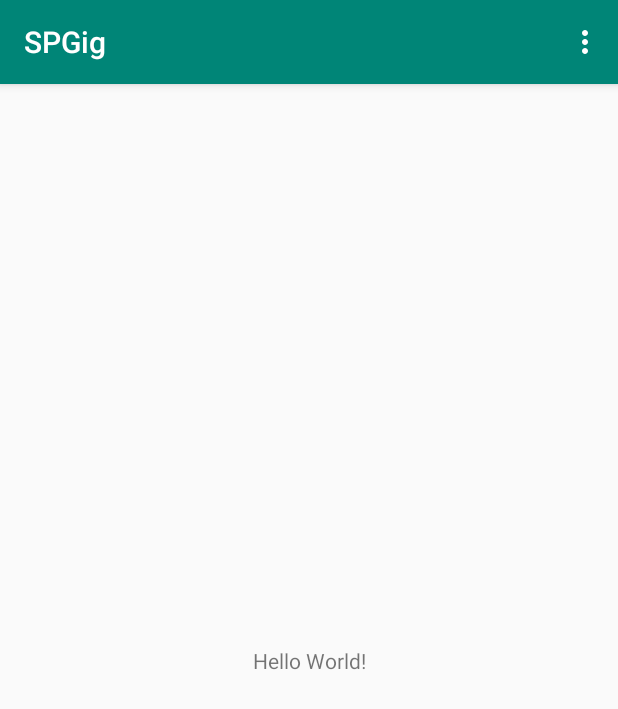
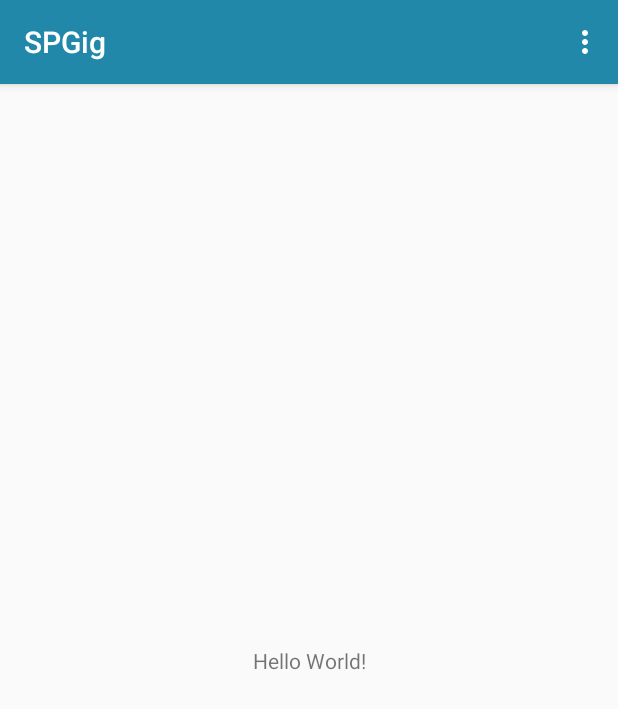
Before and after one commit to isaacpinheiro/SPGig, an Android app: the screen it shows after launch (MainActivity), on a phone screen of 412 x 824 dp. Shown: the top 709 px of the screen. Run offline under Robolectric (Android 15) with nearby library versions, the phone set to English and light mode, and no system bars.

Commit message:
Mudando as cores do tema a adicionando novas atividades.

```diff
--- a/app/build.gradle
+++ b/app/build.gradle
@@ -25,4 +25,5 @@ dependencies {
     testImplementation 'junit:junit:4.12'
     androidTestImplementation 'androidx.test:runner:1.1.0-alpha4'
     androidTestImplementation 'androidx.test.espresso:espresso-core:3.1.0-alpha4'
+    implementation 'androidx.recyclerview:recyclerview:1.0.0'
 }
--- a/app/src/main/AndroidManifest.xml
+++ b/app/src/main/AndroidManifest.xml
@@ -12,7 +12,9 @@
         android:roundIcon="@mipmap/ic_launcher_round"
         android:supportsRtl="true"
         android:theme="@style/AppTheme">
-        <activity android:name=".AreaProdutorActivity"></activity>
+        <activity android:name=".DetalhesActivity"></activity>
+        <activity android:name=".GigActivity" />
+        <activity android:name=".AreaProdutorActivity" />
         <activity android:name=".AjudaActivity" />
         <activity android:name=".SobreActivity" />
         <activity android:name=".MainActivity">
--- a/app/src/main/res/values/colors.xml
+++ b/app/src/main/res/values/colors.xml
@@ -1,6 +1,6 @@
 <?xml version="1.0" encoding="utf-8"?>
 <resources>
-    <color name="colorPrimary">#008577</color>
-    <color name="colorPrimaryDark">#00574B</color>
+    <color name="colorPrimary">#2288AA</color>
+    <color name="colorPrimaryDark">#226688  </color>
     <color name="colorAccent">#D81B60</color>
 </resources>
```
Also changed, not shown: app/src/main/java/br/edu/ufabc/spgig/DetalhesActivity.java (added, +14 -0 lines), app/src/main/java/br/edu/ufabc/spgig/GigActivity.java (added, +14 -0 lines), app/src/main/res/layout/activity_detalhes.xml (added, +9 -0 lines), app/src/main/res/layout/activity_gig.xml (added, +9 -0 lines).
